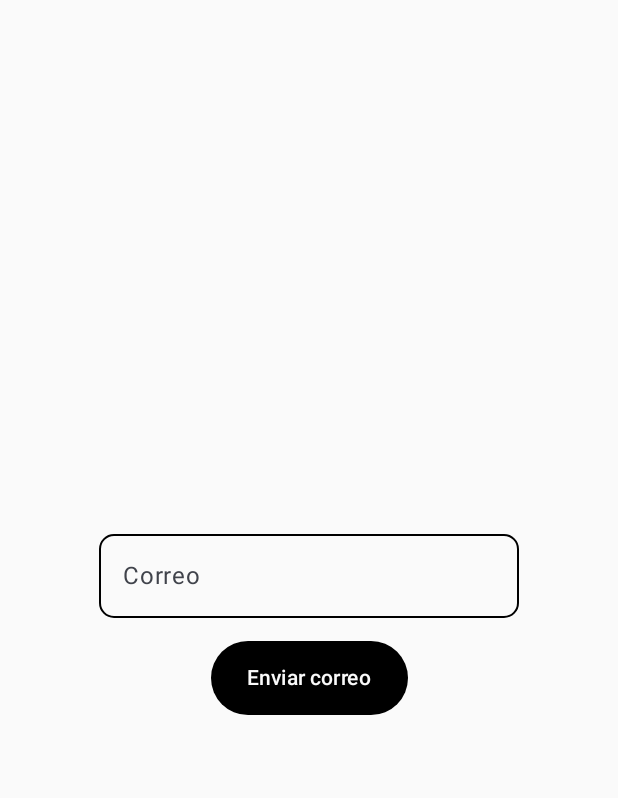
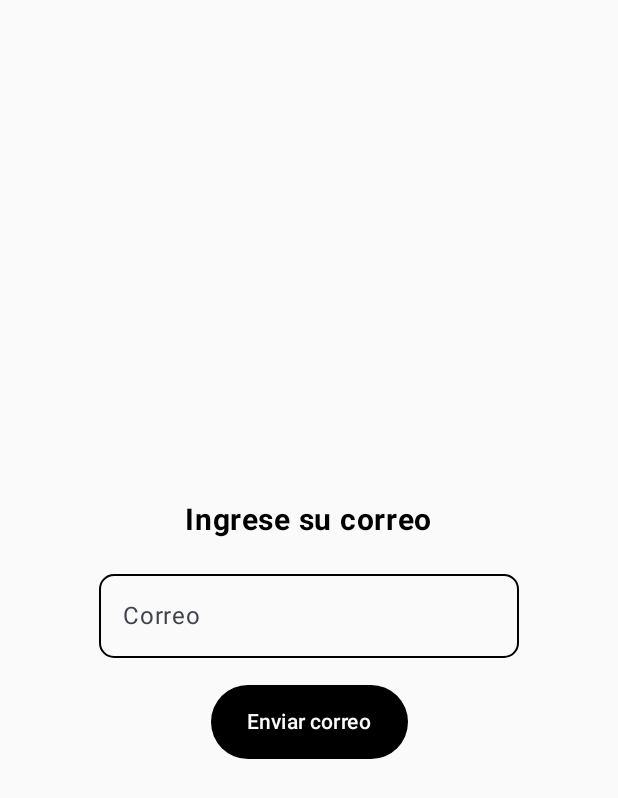
Before and after one commit to JUANITOTELO/InvoiceManagerApp, an Android app built with Jetpack Compose: the ForgotPasswordPage screen opened through its navigation route, on a phone screen of 412 x 824 dp. Shown: the top 798 px of the screen. Run offline under Robolectric (Android 15) with nearby library versions, the light colour scheme and no system bars; our stand-ins replace Firebase (no records; nobody signed in at launch, a user with empty details on screens opened directly), accompanist.

Commit message:
Added a little detail for the forgot password page.

```diff
--- a/app/src/main/java/com/devdavidm/invoicemanagerapp/forgotpasswordpage/ForgotPasswordPage.kt
+++ b/app/src/main/java/com/devdavidm/invoicemanagerapp/forgotpasswordpage/ForgotPasswordPage.kt
@@ -8,6 +8,7 @@ import androidx.compose.foundation.layout.Column
 import androidx.compose.foundation.layout.Spacer
 import androidx.compose.foundation.layout.fillMaxSize
 import androidx.compose.foundation.layout.height
+import androidx.compose.foundation.layout.padding
 import androidx.compose.foundation.rememberScrollState
 import androidx.compose.foundation.verticalScroll
 import androidx.compose.material3.Button
@@ -23,8 +24,10 @@ import androidx.compose.ui.graphics.Color
 import androidx.compose.ui.input.pointer.pointerInput
 import androidx.compose.ui.platform.LocalConfiguration
 import androidx.compose.ui.platform.LocalFocusManager
+import androidx.compose.ui.text.font.FontWeight
 import androidx.compose.ui.text.input.TextFieldValue
 import androidx.compose.ui.unit.dp
+import androidx.compose.ui.unit.sp
 import androidx.navigation.NavController
 import com.devdavidm.invoicemanagerapp.loginpage.TextInput
 import com.google.firebase.auth.FirebaseAuth
@@ -59,8 +62,16 @@ fun ContainerFocus(context: ComponentActivity, navController: NavController, aut
         val emailValue = remember {
             mutableStateOf(TextFieldValue())
         }
+        Text(
+            modifier = Modifier
+                .padding(16.dp),
+            fontSize = 20.sp,
+            text = "Ingrese su correo",
+            color = Color(0xFF000000),
+            fontWeight = FontWeight.Bold
+        )
         TextInput(label = "Correo", mutableText = emailValue)
-        Spacer(modifier = Modifier.height(15.dp))
+        Spacer(modifier = Modifier.height(18.dp))
         Button(
             modifier = Modifier.height((screenHeight*0.06).dp),
             colors = ButtonDefaults.buttonColors(
```
